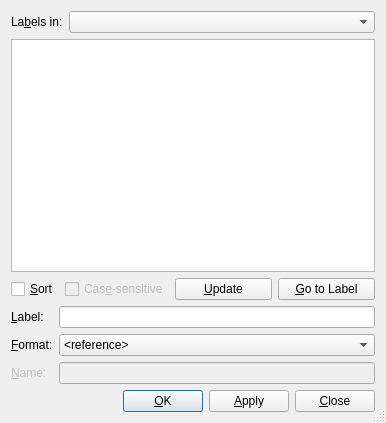
Old version of the form src/frontends/qt4/ui/RefUi.ui in the repository cburschka/lyx.
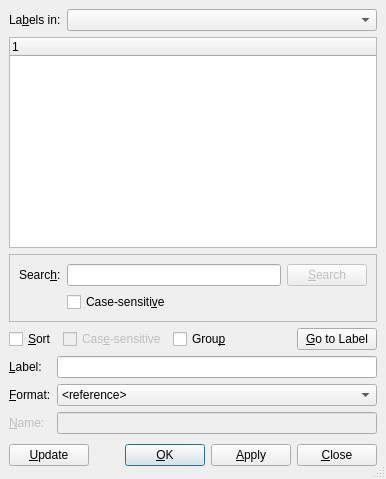
New version of the form.

Commit message: Add search and grouping facility to Crossref dialog (bug #6304).

Diff of the .ui file:
```diff
--- a/src/frontends/qt4/ui/RefUi.ui
+++ b/src/frontends/qt4/ui/RefUi.ui
@@ -6,7 +6,7 @@
     <x>0</x>
     <y>0</y>
     <width>386</width>
-    <height>423</height>
+    <height>479</height>
    </rect>
   </property>
   <property name="windowTitle" >
@@ -16,35 +16,108 @@
    <bool>true</bool>
   </property>
   <layout class="QGridLayout" >
-   <item row="0" column="0" colspan="2" >
-    <widget class="QLabel" name="refsL" >
-     <property name="text" >
-      <string>La&amp;bels in:</string>
-     </property>
-     <property name="buddy" >
-      <cstring>bufferCO</cstring>
-     </property>
-    </widget>
-   </item>
-   <item row="0" column="2" >
-    <widget class="QComboBox" name="bufferCO" >
+   <property name="margin" >
+    <number>9</number>
+   </property>
+   <property name="spacing" >
+    <number>6</number>
+   </property>
+   <item row="7" column="0" colspan="3" >
+    <layout class="QHBoxLayout" >
+     <property name="margin" >
+      <number>0</number>
+     </property>
+     <property name="spacing" >
+      <number>6</number>
+     </property>
+     <item>
+      <widget class="QPushButton" name="updatePB" >
      <property name="sizePolicy" >
       <sizepolicy>
-       <hsizetype>7</hsizetype>
+         <hsizetype>3</hsizetype>
        <vsizetype>0</vsizetype>
        <horstretch>0</horstretch>
        <verstretch>0</verstretch>
       </sizepolicy>
      </property>
-    </widget>
-   </item>
-   <item row="1" column="0" colspan="3" >
-    <widget class="QListWidget" name="refsLW" />
-   </item>
-   <item row="2" column="0" colspan="3" >
+       <property name="toolTip" >
+        <string>Update the label list</string>
+       </property>
+       <property name="text" >
+        <string>&amp;Update</string>
+       </property>
+      </widget>
+     </item>
+     <item>
+      <spacer>
+       <property name="orientation" >
+        <enum>Qt::Horizontal</enum>
+       </property>
+       <property name="sizeType" >
+        <enum>QSizePolicy::Expanding</enum>
+       </property>
+       <property name="sizeHint" >
+        <size>
+         <width>31</width>
+         <height>30</height>
+        </size>
+       </property>
+      </spacer>
+     </item>
+     <item>
+      <widget class="QPushButton" name="okPB" >
+       <property name="text" >
+        <string>&amp;OK</string>
+       </property>
+       <property name="autoDefault" >
+        <bool>true</bool>
+       </property>
+       <property name="default" >
+        <bool>true</bool>
+       </property>
+      </widget>
+     </item>
+     <item>
+      <widget class="QPushButton" name="applyPB" >
+       <property name="text" >
+        <string>&amp;Apply</string>
+       </property>
+       <property name="autoDefault" >
+        <bool>false</bool>
+       </property>
+       <property name="default" >
+        <bool>false</bool>
+       </property>
+      </widget>
+     </item>
+     <item>
+      <widget class="QPushButton" name="closePB" >
+       <property name="text" >
+        <string>&amp;Close</string>
+       </property>
+       <property name="autoDefault" >
+        <bool>false</bool>
+       </property>
+      </widget>
+     </item>
+    </layout>
+   </item>
+   <item row="3" column="0" colspan="3" >
     <layout class="QHBoxLayout" >
+     <property name="margin" >
+      <number>0</number>
+     </property>
+     <property name="spacing" >
+      <number>6</number>
+     </property>
      <item>
       <layout class="QHBoxLayout" >
+       <property name="margin" >
+        <number>0</number>
+       </property>
+       <property name="spacing" >
+        <number>6</number>
+       </property>
        <item>
         <widget class="QCheckBox" name="sortCB" >
          <property name="toolTip" >
@@ -68,27 +141,30 @@
          </property>
         </widget>
        </item>
-      </layout>
-     </item>
      <item>
-      <layout class="QHBoxLayout" >
-       <item>
-        <widget class="QPushButton" name="updatePB" >
-         <property name="sizePolicy" >
-          <sizepolicy>
-           <hsizetype>3</hsizetype>
-           <vsizetype>0</vsizetype>
-           <horstretch>0</horstretch>
-           <verstretch>0</verstretch>
-          </sizepolicy>
-         </property>
+        <widget class="QCheckBox" name="groupCB" >
          <property name="toolTip" >
           <string>Update the label list</string>
          </property>
          <property name="text" >
-          <string>&amp;Update</string>
+          <string>Grou&amp;p</string>
          </property>
         </widget>
+       </item>
+      </layout>
+     </item>
+     <item>
+      <spacer>
+       <property name="orientation" >
+        <enum>Qt::Horizontal</enum>
+       </property>
+       <property name="sizeHint" >
+        <size>
+         <width>20</width>
+         <height>20</height>
+        </size>
+       </property>
+      </spacer>
        </item>
        <item>
         <widget class="QPushButton" name="gotoPB" >
@@ -107,12 +183,35 @@
        </item>
       </layout>
      </item>
-    </layout>
+   <item row="0" column="0" colspan="2" >
+    <widget class="QLabel" name="refsL" >
+     <property name="text" >
+      <string>La&amp;bels in:</string>
+     </property>
+     <property name="buddy" >
+      <cstring>bufferCO</cstring>
+     </property>
+    </widget>
    </item>
-   <item row="3" column="0" >
-    <widget class="QLabel" name="referenceL" >
+   <item row="0" column="2" >
+    <widget class="QComboBox" name="bufferCO" >
+     <property name="sizePolicy" >
+      <sizepolicy>
+       <hsizetype>7</hsizetype>
+       <vsizetype>0</vsizetype>
+       <horstretch>0</horstretch>
+       <verstretch>0</verstretch>
+      </sizepolicy>
+     </property>
+    </widget>
+   </item>
+   <item row="6" column="0" >
+    <widget class="QLabel" name="nameL" >
+     <property name="enabled" >
+      <bool>false</bool>
+     </property>
      <property name="text" >
-      <string>&amp;Label:</string>
+      <string>&amp;Name:</string>
      </property>
      <property name="alignment" >
       <set>Qt::AlignLeading|Qt::AlignLeft|Qt::AlignVCenter</set>
@@ -122,10 +221,14 @@
      </property>
     </widget>
    </item>
-   <item row="3" column="1" colspan="2" >
-    <widget class="QLineEdit" name="referenceED" />
+   <item row="6" column="1" colspan="2" >
+    <widget class="QLineEdit" name="nameED" >
+     <property name="enabled" >
+      <bool>false</bool>
+     </property>
+    </widget>
    </item>
-   <item row="4" column="0" >
+   <item row="5" column="0" >
     <widget class="QLabel" name="typeLA" >
      <property name="text" >
       <string>&amp;Format:</string>
@@ -138,7 +241,7 @@
      </property>
     </widget>
    </item>
-   <item row="4" column="1" colspan="2" >
+   <item row="5" column="1" colspan="2" >
     <widget class="QComboBox" name="typeCO" >
      <property name="sizePolicy" >
       <sizepolicy>
@@ -183,13 +286,10 @@
      </item>
     </widget>
    </item>
-   <item row="5" column="0" >
-    <widget class="QLabel" name="nameL" >
-     <property name="enabled" >
-      <bool>false</bool>
-     </property>
+   <item row="4" column="0" >
+    <widget class="QLabel" name="referenceL" >
      <property name="text" >
-      <string>&amp;Name:</string>
+      <string>&amp;Label:</string>
      </property>
      <property name="alignment" >
       <set>Qt::AlignLeading|Qt::AlignLeft|Qt::AlignVCenter</set>
@@ -199,74 +299,75 @@
      </property>
     </widget>
    </item>
-   <item row="5" column="1" colspan="2" >
-    <widget class="QLineEdit" name="nameED" >
-     <property name="enabled" >
-      <bool>false</bool>
-     </property>
-    </widget>
+   <item row="4" column="1" colspan="2" >
+    <widget class="QLineEdit" name="referenceED" />
    </item>
-   <item row="6" column="0" colspan="3" >
-    <layout class="QHBoxLayout" >
+   <item row="1" column="0" colspan="3" >
+    <widget class="QTreeWidget" name="refsTW" />
+   </item>
+   <item row="2" column="0" colspan="3" >
+    <widget class="QFrame" name="frame" >
+     <property name="frameShape" >
+      <enum>QFrame::StyledPanel</enum>
+     </property>
+     <property name="frameShadow" >
+      <enum>QFrame::Plain</enum>
+     </property>
+     <layout class="QGridLayout" >
+      <property name="margin" >
+       <number>9</number>
+      </property>
      <property name="spacing" >
       <number>6</number>
      </property>
-     <property name="margin" >
-      <number>0</number>
-     </property>
-     <item>
-      <spacer>
-       <property name="orientation" >
-        <enum>Qt::Horizontal</enum>
-       </property>
-       <property name="sizeType" >
-        <enum>QSizePolicy::Expanding</enum>
-       </property>
-       <property name="sizeHint" stdset="0" >
-        <size>
-         <width>20</width>
-         <height>20</height>
-        </size>
-       </property>
-      </spacer>
-     </item>
-     <item>
-      <widget class="QPushButton" name="okPB" >
+      <item row="1" column="1" >
+       <widget class="QCheckBox" name="csFindCB" >
+        <property name="text" >
+         <string>Case-sensiti&amp;ve</string>
+        </property>
+       </widget>
+      </item>
+      <item row="0" column="1" >
+       <widget class="QLineEdit" name="findLE" >
+        <property name="toolTip" >
+         <string>Enter the text to search for and press Enter or click the button to search</string>
+        </property>
        <property name="text" >
-        <string>&amp;OK</string>
-       </property>
-       <property name="autoDefault">
-        <bool>true</bool>
-       </property>
-       <property name="default" >
-        <bool>true</bool>
-       </property>
-      </widget>
-     </item>
-     <item>
-      <widget class="QPushButton" name="applyPB" >
+         <string/>
+        </property>
+       </widget>
+      </item>
+      <item row="0" column="2" >
+       <widget class="QPushButton" name="searchPB" >
+        <property name="enabled" >
+         <bool>false</bool>
+        </property>
+        <property name="toolTip" >
+         <string>Click or press Enter in the search box to search</string>
+        </property>
        <property name="text" >
-        <string>&amp;Apply</string>
+         <string>&amp;Search</string>
        </property>
        <property name="autoDefault" >
         <bool>false</bool>
        </property>
-       <property name="default">
-        <bool>false</bool>
-       </property>
-      </widget>
-     </item>
-     <item>
-      <widget class="QPushButton" name="closePB" >
+       </widget>
+      </item>
+      <item row="0" column="0" >
+       <widget class="QLabel" name="findKeysLA" >
        <property name="text" >
-        <string>&amp;Close</string>
-       </property>
-       <property name="autoDefault">
-        <bool>false</bool>
+         <string>Searc&amp;h:</string>
+        </property>
+        <property name="alignment" >
+         <set>Qt::AlignLeading|Qt::AlignLeft|Qt::AlignVCenter</set>
+        </property>
+        <property name="buddy" >
+         <cstring>findLE</cstring>
        </property>
       </widget>
      </item>
     </layout>
+    </widget>
    </item>
   </layout>
  </widget>
```
Left out of the diff: 7 changed lines with no effect on the pictures. Lines whose indentation alone changed are shown as unchanged. The commit also changes 3 other files.
